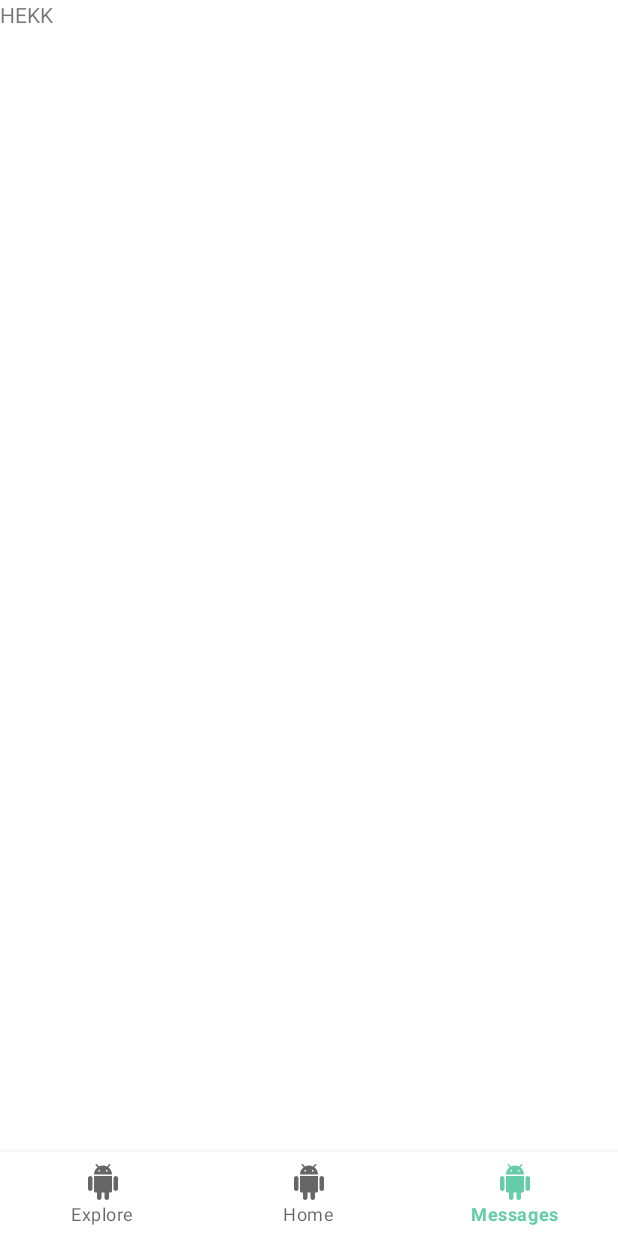
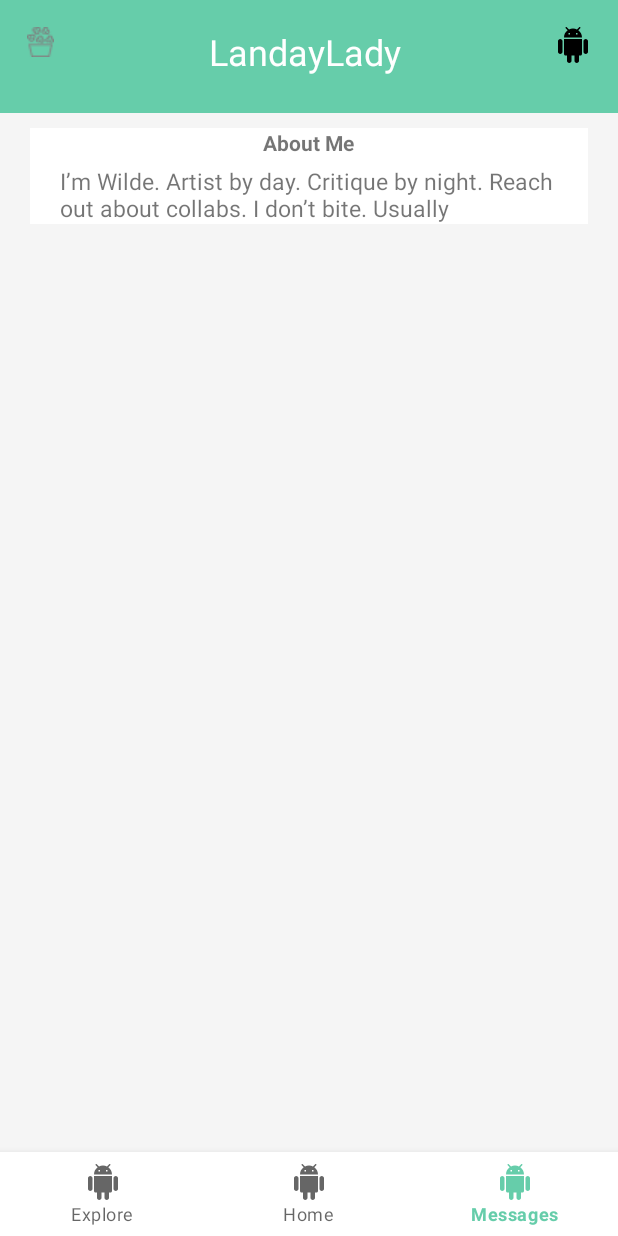
Before and after one commit to tarapiyer/Exhibyt_App, an Android app: the screen it shows after launch (MainActivity), item 3 of the bottom bar chosen, on a phone screen of 412 x 824 dp. Run offline under Robolectric (Android 15) with nearby library versions, the phone set to English and light mode, and no system bars.

Commit message:
Commit stuff

```diff
--- a/app/src/main/res/layout/fragment_allmessages.xml
+++ b/app/src/main/res/layout/fragment_allmessages.xml
@@ -5,10 +5,74 @@
     android:layout_height="match_parent"
     tools:context=".allmessages">
 
-    <TextView
-        android:layout_width="match_parent"
-        android:layout_height="match_parent"
-        android:text="HEKK"/>
+    <LinearLayout xmlns:android="http://schemas.android.com/apk/res/android"
+        android:orientation="vertical" android:layout_width="match_parent"
+        android:background="#F5F5F5"
+        android:layout_height="match_parent">
+        <LinearLayout
+            android:layout_width="match_parent"
+            android:layout_height="75dp"
+            android:id="@+id/myTitle"
+            android:padding="18dp"
+            android:background="@color/colorAccent"
+            android:orientation="horizontal">
+
+            <ImageView
+                android:layout_width="wrap_content"
+                android:layout_height="wrap_content"
+                android:src="@drawable/popcorn"/>
+
+            <TextView
+                android:text="LandayLady"
+                android:layout_width="wrap_content"
+                android:layout_height="wrap_content"
+                android:gravity ="center"
+                android:layout_weight="1"
+                android:fontFamily="@fonts/sarala_bold"
+                android:textSize="24sp"
+                android:textColor="@color/colorWhite"
+                />
+
+            <ImageButton
+                android:id="@+id/material_icon_button"
+                android:layout_width="wrap_content"
+                android:layout_height="wrap_content"
+                android:src="@drawable/ic_android_black_24dp"
+                android:background="?attr/selectableItemBackgroundBorderless"/>
+
+        </LinearLayout>
+
+        <LinearLayout
+            android:layout_width="match_parent"
+            android:layout_height="wrap_content"
+            android:layout_marginLeft="20dp"
+            android:layout_marginTop="10dp"
+            android:layout_marginBottom="10dp"
+            android:layout_marginRight="20dp"
+            android:background="@color/colorWhite"
+            android:gravity="center_horizontal"
+            android:orientation="vertical">
+
+            <TextView
+                android:layout_width="wrap_content"
+                android:layout_height="wrap_content"
+                android:layout_marginBottom="5dp"
+                android:text="About Me"
+                android:textStyle="bold" />
+
+            <TextView
+                android:layout_width="match_parent"
+                android:layout_height="wrap_content"
+                android:paddingLeft="20dp"
+                android:paddingRigth="20dp"
+                android:text="I’m Wilde. Artist by day. Critique by night.
+Reach out about collabs. I don’t bite. Usually"
+                android:textSize="15dp" />
+
+        </LinearLayout>
+
+
+    </LinearLayout>
 
 
 
```
Also changed, not shown: app/src/main/res/layout/other_person_profile.xml (added, +68 -0 lines).
